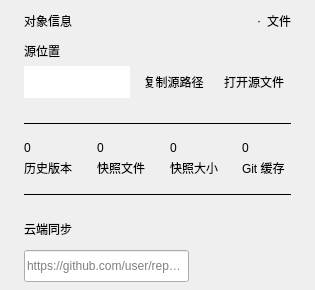
The window that windows/mainwindow_child/homepage/pages/homepage_page_dashboard.ui (Zao-chen/ZcVersionBox) describes before a commit, drawn with Qt 5.
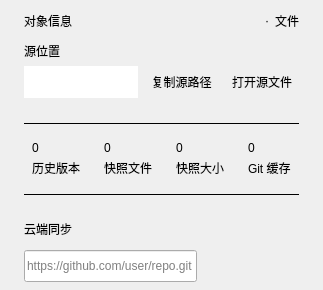
The same window after the commit. Custom widgets are drawn as their Qt base class.

Commit message: style(ui): 调整概览统计指标内边距，使表格内容与上方源路径文本对齐

What changed in the file:
```diff
--- a/windows/mainwindow_child/homepage/pages/homepage_page_dashboard.ui
+++ b/windows/mainwindow_child/homepage/pages/homepage_page_dashboard.ui
@@ -330,13 +330,13 @@
           <item>
            <layout class="QHBoxLayout" name="statsLayout" stretch="1,1,1,1">
             <property name="leftMargin">
-             <number>0</number>
+             <number>8</number>
             </property>
             <property name="topMargin">
              <number>0</number>
             </property>
             <property name="rightMargin">
-             <number>0</number>
+             <number>8</number>
             </property>
             <property name="bottomMargin">
              <number>0</number>
```
